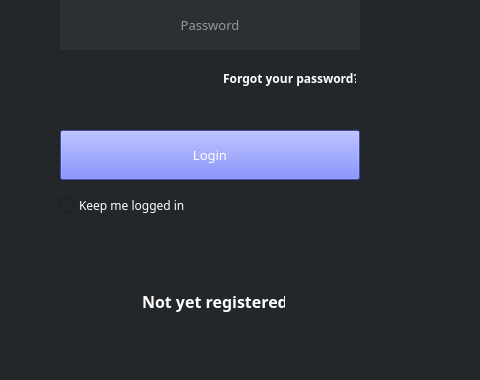
Above: 3_Solution/CleverClient/startup.ui from georgecpp/CleverPocket before the change; both pictures show x 190 to 670 and y 240 to 620 of the 1360 by 768 pixel window. Below: the same form after it.
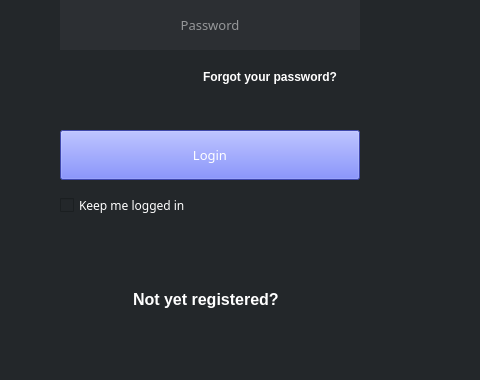
That is the form after the change. The open tabs and pages were chosen to show the change.

```diff
--- a/3_Solution/CleverClient/startup.ui
+++ b/3_Solution/CleverClient/startup.ui
@@ -621,15 +621,15 @@
       <widget class="QCommandLinkButton" name="forgotPasswordLinkButton">
        <property name="geometry">
         <rect>
-         <x>200</x>
+         <x>180</x>
          <y>220</y>
-         <width>150</width>
+         <width>171</width>
          <height>31</height>
         </rect>
        </property>
        <property name="font">
         <font>
-         <family>Whitney</family>
+         <family>Segoe UI</family>
          <pointsize>9</pointsize>
          <underline>false</underline>
          <strikeout>false</strikeout>
@@ -655,15 +655,15 @@
      <widget class="QCommandLinkButton" name="registerLinkButton">
       <property name="geometry">
        <rect>
-        <x>319</x>
+        <x>310</x>
         <y>520</y>
-        <width>160</width>
+        <width>211</width>
         <height>40</height>
        </rect>
       </property>
       <property name="font">
        <font>
-        <family>Whitney</family>
+        <family>Segoe UI</family>
         <pointsize>12</pointsize>
        </font>
       </property>
```
Left out of the diff: 26 changed lines with no effect on the pictures.
